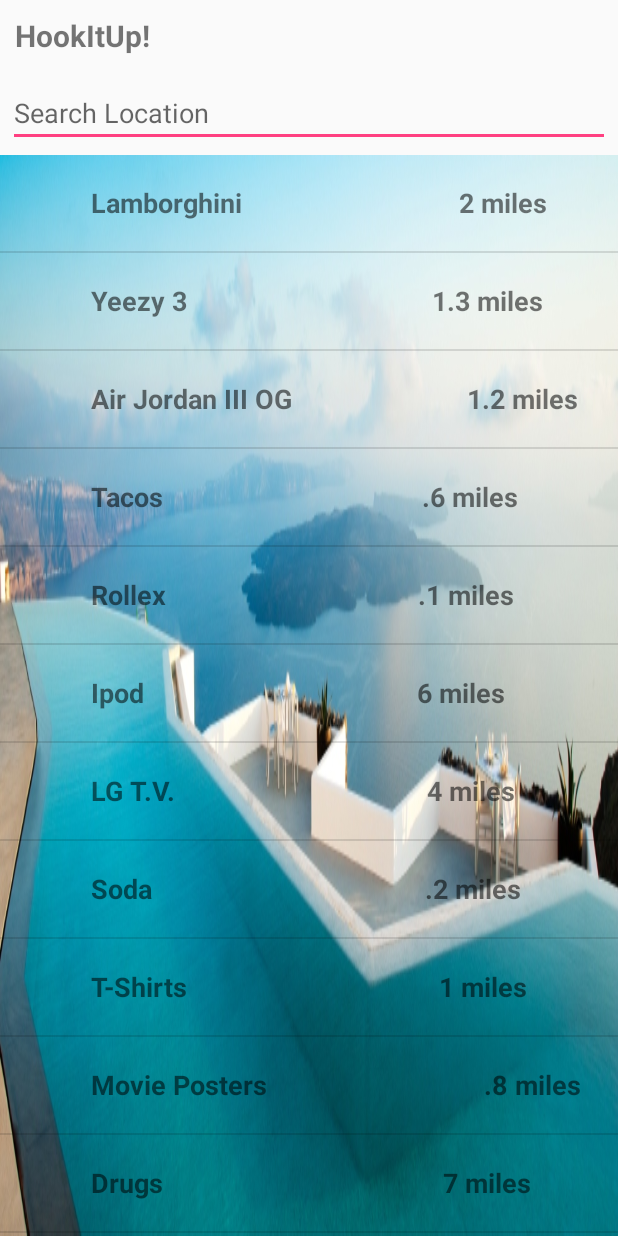
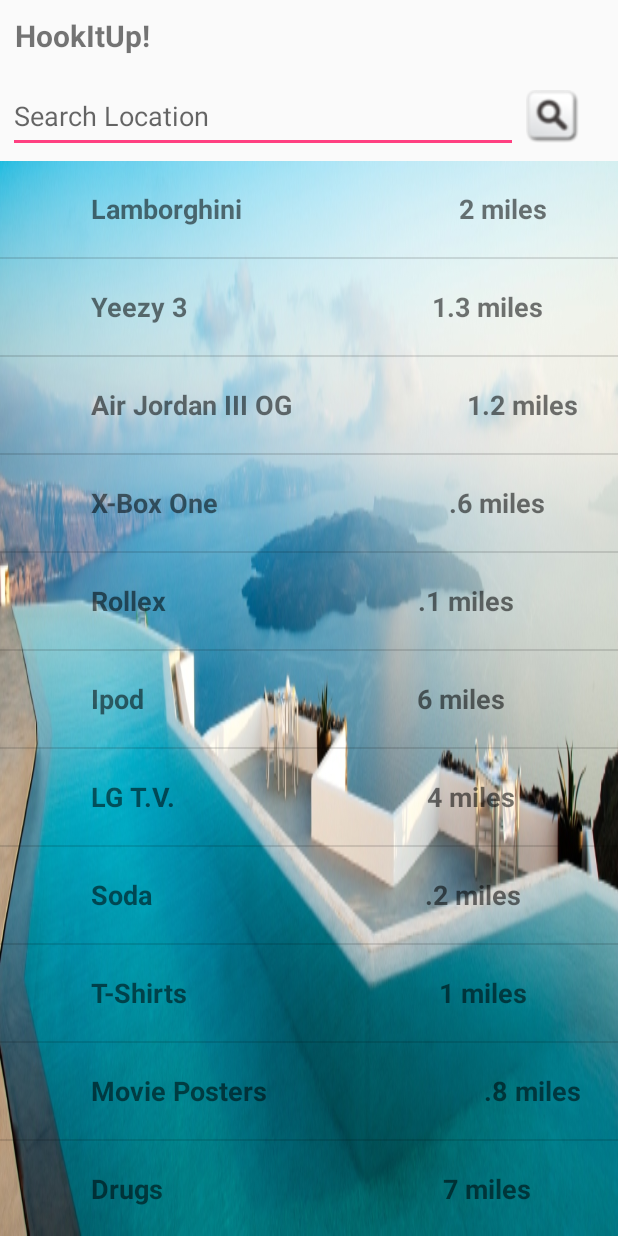
Before and after one commit to dakhila/FreeShyt, an Android app: the screen it shows after launch (ListActivity), on a phone screen of 412 x 824 dp. Run offline under Robolectric (Android 15) with nearby library versions, the phone set to English and light mode, and no system bars.

Commit message:
List activity, list adapter work

```diff
--- a/app/src/main/AndroidManifest.xml
+++ b/app/src/main/AndroidManifest.xml
@@ -19,6 +19,7 @@
                 <!--<category android:name="android.intent.category.LAUNCHER" />-->
             <!--</intent-filter>-->
         </activity>
+
         <activity android:name=".LoginActivity" />
         <activity android:name=".ProfileActivity" />
 
@@ -32,7 +33,9 @@
 
                 <category android:name="android.intent.category.LAUNCHER" />
             </intent-filter>
-
+            <meta-data
+                android:name="android.app.defualt_searchable"
+                android:value=".ListActivity"/>
         </activity>
     </application>
 
--- a/app/src/main/java/com/firstapp/anas/freeshyt/ItemListFragment.java
+++ b/app/src/main/java/com/firstapp/anas/freeshyt/ItemListFragment.java
@@ -36,12 +36,13 @@
     @Override
     public View onCreateView(LayoutInflater inflater, ViewGroup container,
                              Bundle savedInstanceState) {
+
         //temp data for display
         String[] someData = {
                 "             Lamborghini                               2 miles",
                 "             Yeezy 3                                   1.3 miles",
                 "             Air Jordan III OG                         1.2 miles",
-                "             Tacos                                     .6 miles",
+                "             X-Box One                                 .6 miles",
                 "             Rollex                                    .1 miles",
                 "             Ipod                                       6 miles",
                 "             LG T.V.                                    4 miles",
@@ -54,6 +55,9 @@
         };
         List<String> freeStuff =
                 new ArrayList<String>(Arrays.asList(someData));
+
+
+
 
         mItemListAdapter =
                 new ArrayAdapter<String>(
--- a/app/src/main/java/com/firstapp/anas/freeshyt/ListActivity.java
+++ b/app/src/main/java/com/firstapp/anas/freeshyt/ListActivity.java
@@ -4,11 +4,14 @@
 import android.os.Bundle;
 import android.support.v4.app.FragmentTransaction;
 import android.support.v7.app.AppCompatActivity;
+import android.view.View;
+import android.widget.ImageButton;
 
 public class ListActivity extends AppCompatActivity {
 
 
     public MediaPlayer company;
+    private ImageButton searchBtn;
 
     @Override
     protected void onCreate(Bundle savedInstanceState) {
@@ -24,12 +27,23 @@
 //        Toolbar toolbar = (Toolbar) findViewById(R.id.toolbar);
 //        setSupportActionBar(toolbar);
 
+        searchBtn = (ImageButton)findViewById(R.id.search_icon);
+        searchBtn.setOnClickListener(new View.OnClickListener(){
+            @Override
+            public void onClick(View view) {
+
+            }
+        });
+
+
     }
+
+
 
 //    @Override
 //    public boolean onCreateOptionsMenu(Menu menu) {
 //        // Inflate the menu; this adds items to the action bar if it is present.
-//        getMenuInflater().inflate(R.menu.list, menu);
+//        getMenuInflater().inflate(R.menu.menu, menu);
 //        return true;
 //    }
 
--- a/app/src/main/res/layout/activity_list.xml
+++ b/app/src/main/res/layout/activity_list.xml
@@ -15,14 +15,45 @@
         android:textSize="20dp"
         android:textStyle="bold"/>
 
+
+    <LinearLayout
+        android:layout_width="match_parent"
+        android:layout_height="60dp"
+        android:orientation="horizontal">
+
     <EditText
+        android:id="@+id/text_search"
         android:layout_margin="5dp"
         android:hint="Search Location"
-        android:id="@+id/editTextSearch"
-        android:layout_width="match_parent"
-        android:layout_height="wrap_content" />
+        android:layout_width="340dp"
+        android:layout_height="match_parent"
+        android:layout_alignParentBottom="true"
+        android:voiceSearchMode="showVoiceSearchButton|launchRecognizer"/>
 
+     <ImageButton
+         android:id="@+id/search_icon"
+         android:layout_width="wrap_content"
+         android:layout_height="match_parent"
+         android:src="@drawable/searchbutton"
+         android:background="@android:color/transparent"
+         android:layout_alignParentTop="true"
+         android:layout_alignParentRight="true"
+         android:layout_alignParentEnd="true" />
 
+    </LinearLayout>
+
+    <!--<EditText android:imeOptions="actionSearch"-->
+        <!--android:inputType="text"-->
+        <!--android:layout_width="match_parent"-->
+        <!--android:layout_height="wrap_content"/>-->
+
+    <!--<searchable xmlns:android="http://schemas.android.com/apk/res/android"-->
+                <!--android:label="My Search"-->
+                <!--android:hint="Search Location"-->
+                <!--android:layout_width="match_parent"-->
+                <!--android:layout_height="50dp"-->
+                <!--android:voiceSearchMode="showVoiceSearchButton|launchRecognizer">-->
+    <!--</searchable>-->
 
     <FrameLayout
         android:id="@+id/container"
--- /dev/null
+++ b/app/src/main/res/menu/menu.xml
@@ -0,0 +1,6 @@
+<menu xmlns:android="http://schemas.android.com/apk/res/android"
+    xmlns:app="http://schemas.android.com/apk/res-auto"
+    xmlns:tools="http://schemas.android.com/tools" tools:context=".MainActivity">
+    <item android:id="@+id/action_settings" android:title="@string/action_settings"
+        android:orderInCategory="100" app:showAsAction="never" />
+</menu>
--- a/app/src/main/res/values/strings.xml
+++ b/app/src/main/res/values/strings.xml
@@ -1,6 +1,7 @@
 <resources>
     <string name="app_name">FreeShyt</string>
     <string name="title_activity_list">ListActivity</string>
+    <string name="action_settings">Settings</string>
 
     <!-- TODO: Remove or change this placeholder text -->
     <string name="hello_blank_fragment">Hello blank fragment</string>
```
Also changed, not shown: app/src/main/res/drawable/searchbutton.png (added).
